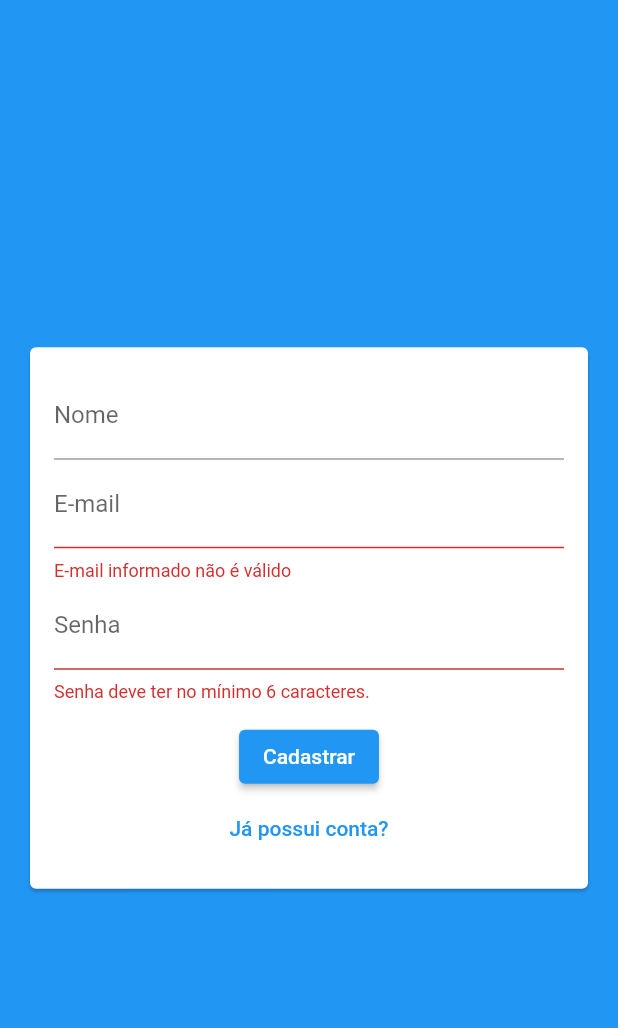
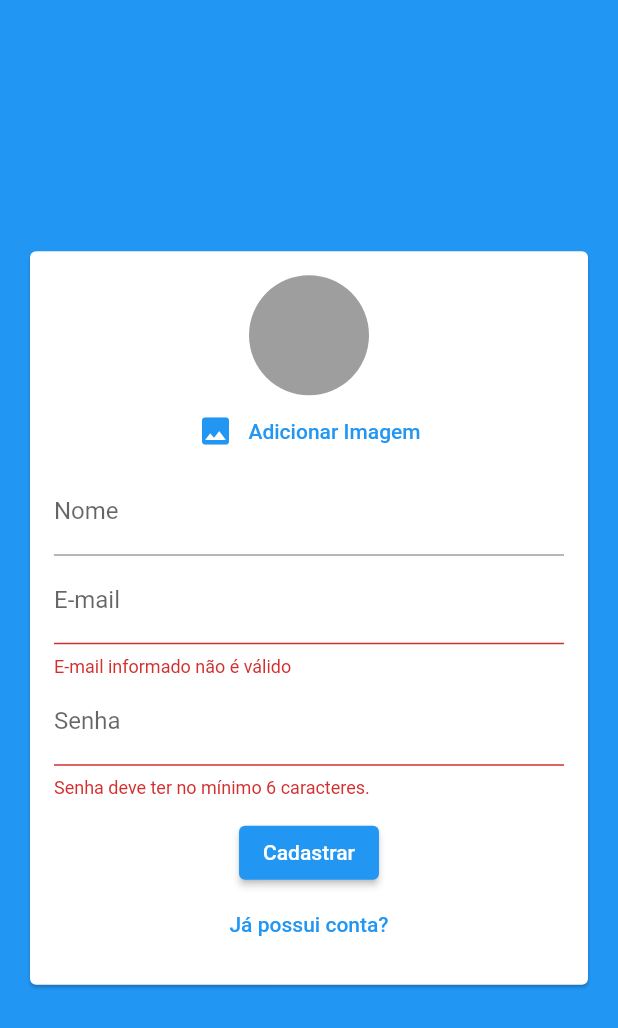
Before and after one commit to saulogusmao/proj_chat, a Flutter app: the screen it shows after launch, after a tap on "Entrar", after a tap on "Criar uma nova conta?", on a phone screen of 412 x 824 dp. Shown: the top 1028 px of the screen. Run offline on Flutter 3.47's test engine with Material 2 defaults, Android fonts, the phone set to English and light mode, and no system bars.

Commit message:
AuthPaga Image

```diff
--- a/lib/components/auth_form.dart
+++ b/lib/components/auth_form.dart
@@ -1,7 +1,10 @@
+import 'dart:io';
+
 import 'package:flutter/cupertino.dart';
 import 'package:flutter/material.dart';
 import 'package:flutter/src/widgets/container.dart';
 import 'package:flutter/src/widgets/framework.dart';
+import 'package:proj_chat/components/user_image_picker.dart';
 import 'package:proj_chat/models/auth_form_data.dart';
 
 class AuthForm extends StatefulWidget {
@@ -16,10 +19,26 @@ class AuthForm extends StatefulWidget {
 class _AuthFormState extends State<AuthForm> {
   final _formKey = GlobalKey<FormState>();
   final _formData = AuthFormData();
+  void _handleImagePick(File image) {
+    _formData.image = image;
+  }
+
+  void _showError(String msg) {
+    ScaffoldMessenger.of(context).showSnackBar(
+      SnackBar(
+        content: Text(msg),
+        backgroundColor: Theme.of(context).errorColor,
+      ),
+    );
+  }
 
   void _submit() {
     final isValid = _formKey.currentState?.validate() ?? false;
     if (!isValid) return;
+
+    if (_formData.image == null && _formData.isSignup) {
+      return _showError('Imagem não selecionada!');
+    }
 
     widget.onSubmit(_formData);
   }
@@ -34,6 +53,10 @@ class _AuthFormState extends State<AuthForm> {
           key: _formKey,
           child: Column(
             children: [
+              if (_formData.isSignup)
+                UserImagePicker(
+                  onImagePick: _handleImagePick,
+                ),
               if (_formData.isSignup)
                 TextFormField(
                   key: ValueKey('name'),
--- /dev/null
+++ b/lib/components/user_image_picker.dart
@@ -0,0 +1,45 @@
+import 'dart:io';
+
+import 'package:flutter/cupertino.dart';
+import 'package:flutter/material.dart';
+import 'package:flutter/src/widgets/container.dart';
+import 'package:flutter/src/widgets/framework.dart';
+
+class UserImagePicker extends StatefulWidget {
+  final void Function(File image) onImagePick;
+  const UserImagePicker({
+    super.key,
+    required this.onImagePick,
+  });
+
+  @override
+  State<UserImagePicker> createState() => _UserImagePickerState();
+}
+
+class _UserImagePickerState extends State<UserImagePicker> {
+  @override
+  Widget build(BuildContext context) {
+    return Column(
+      children: [
+        CircleAvatar(
+          radius: 40,
+          backgroundColor: Colors.grey,
+        ),
+        TextButton(
+          onPressed: () {},
+          child: Row(
+            mainAxisAlignment: MainAxisAlignment.center,
+            children: [
+              Icon(
+                Icons.image,
+                color: Theme.of(context).primaryColor,
+              ),
+              SizedBox(width: 10),
+              Text('Adicionar Imagem'),
+            ],
+          ),
+        ),
+      ],
+    );
+  }
+}
```
